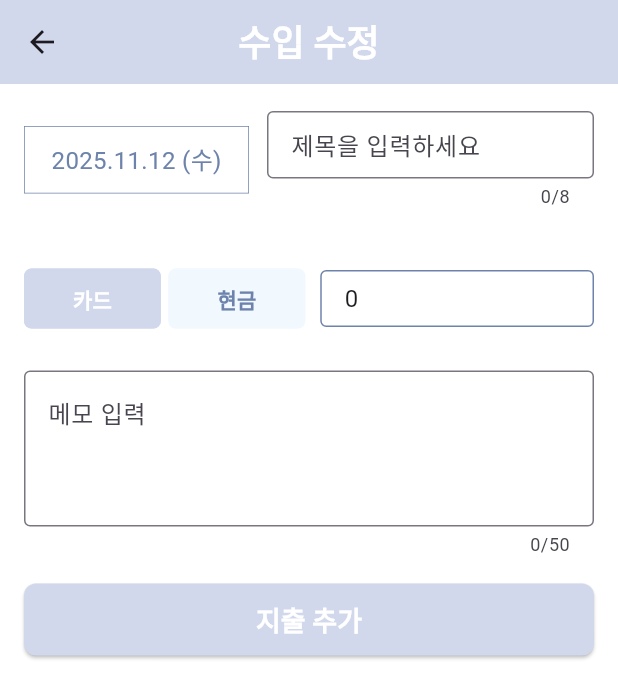
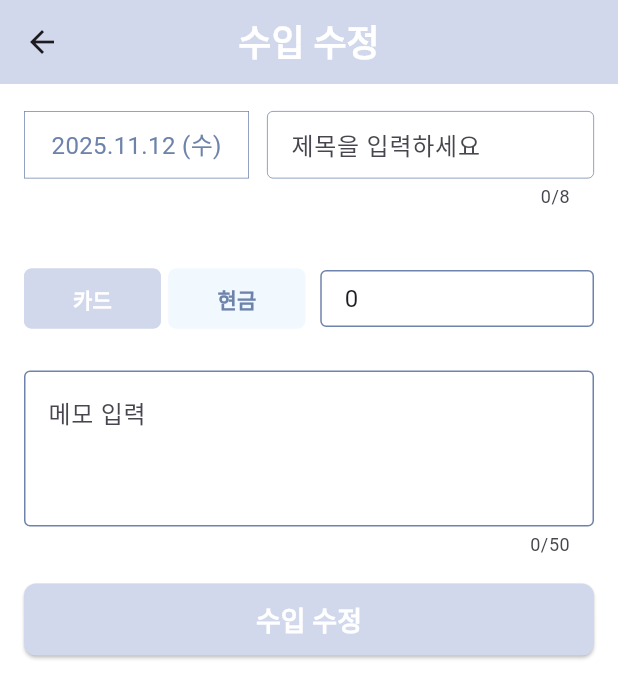
Before and after one commit to gaeunpark7/lets-grow-wallet, a Flutter app: the EditIncomePage screen opened directly with empty values, on a phone screen of 412 x 824 dp. Shown: the top 698 px of the screen. Run offline on Flutter 3.47's test engine with Material 3 defaults, Android fonts, the light colour scheme and no system bars; our stand-ins replace fl_chart, flutter_dotenv, flutter_riverpod, riverpod, supabase_flutter, table_calendar; accounts and stored records are empty; network calls fail.

```diff
--- a/lib/features/account_book/add_transactions/screens/edit_income_page.dart
+++ b/lib/features/account_book/add_transactions/screens/edit_income_page.dart
@@ -1,16 +1,12 @@
 import 'package:flutter/material.dart';
 import 'package:intl/intl.dart';
-import 'package:lets_grow_wallet/features/account_book/add_transactions/screens/add_expense_page.dart';
 import 'package:lets_grow_wallet/features/main/main_page.dart';
 import 'package:lets_grow_wallet/features/account_book/services/transaction_service.dart';
 import 'package:lets_grow_wallet/features/account_book/add_transactions/widgets/category_selector.dart';
 import 'package:lets_grow_wallet/features/main/widgets/date_selector.dart';
 import 'package:lets_grow_wallet/features/account_book/add_transactions/widgets/payment_amount_row.dart';
-import 'package:lets_grow_wallet/features/account_book/add_transactions/widgets/single_button.dart';
-import 'package:lets_grow_wallet/features/account_book/add_transactions/widgets/title_button.dart';
 import 'package:lets_grow_wallet/utils/colors.dart';
 import 'package:supabase_flutter/supabase_flutter.dart';
-import 'package:uuid/uuid.dart';
 import '../../model/transaction_model.dart';
 import '../../model/category_model.dart';
 
@@ -144,6 +140,8 @@ class _EditIncomePageState extends State<EditIncomePage> {
                 const SizedBox(height: 18),
                 // 날짜 선택
                 Row(
+                  crossAxisAlignment: CrossAxisAlignment.start,
+
                   children: [
                     SizedBox(
                       width: 150,
@@ -164,6 +162,18 @@ class _EditIncomePageState extends State<EditIncomePage> {
                           contentPadding: EdgeInsets.symmetric(
                             vertical: 10,
                             horizontal: 12,
+                          ),
+                          enabledBorder: OutlineInputBorder(
+                            borderSide: BorderSide(
+                              color: MainColors.mainDark,
+                              width: 0.5,
+                            ),
+                          ),
+                          focusedBorder: OutlineInputBorder(
+                            borderSide: BorderSide(
+                              color: MainColors.mainDark,
+                              width: 2,
+                            ),
                           ),
                         ),
                         maxLength: 8,
@@ -203,7 +213,19 @@ class _EditIncomePageState extends State<EditIncomePage> {
                   minLines: 3,
                   decoration: const InputDecoration(
                     hintText: '메모 입력',
-                    border: OutlineInputBorder(),
+                    border: OutlineInputBorder(borderRadius: BorderRadius.zero),
+                    enabledBorder: OutlineInputBorder(
+                      borderSide: BorderSide(
+                        color: MainColors.mainDark,
+                        width: 1,
+                      ),
+                    ),
+                    focusedBorder: OutlineInputBorder(
+                      borderSide: BorderSide(
+                        color: MainColors.mainDark,
+                        width: 2,
+                      ),
+                    ),
                   ),
                 ),
                 const SizedBox(height: 18),
@@ -272,7 +294,7 @@ class _EditIncomePageState extends State<EditIncomePage> {
                         MaterialPageRoute(builder: (ctx) => MainPage()),
                       );
                     },
-                    child: const Text("지출 추가"),
+                    child: const Text("수입 수정"),
                   ),
                 ),
                 const SizedBox(height: 24),
```
Also changed, not shown: lib/features/account_book/add_transactions/screens/edit_expense_page.dart (+29 -8 lines), lib/features/account_book/character/screens/character_page.dart (+9 -0 lines), lib/features/account_book/character/widgets/character_action_bottom_bar.dart (+4 -4 lines), lib/features/account_book/dashboard/widgets/floating_menu_button.dart (+7 -1 lines), lib/features/account_book/quest/screens/quest_page.dart (added, +82 -0 lines), lib/features/account_book/quest/widgets/quest_list.dart (added, +77 -0 lines).
